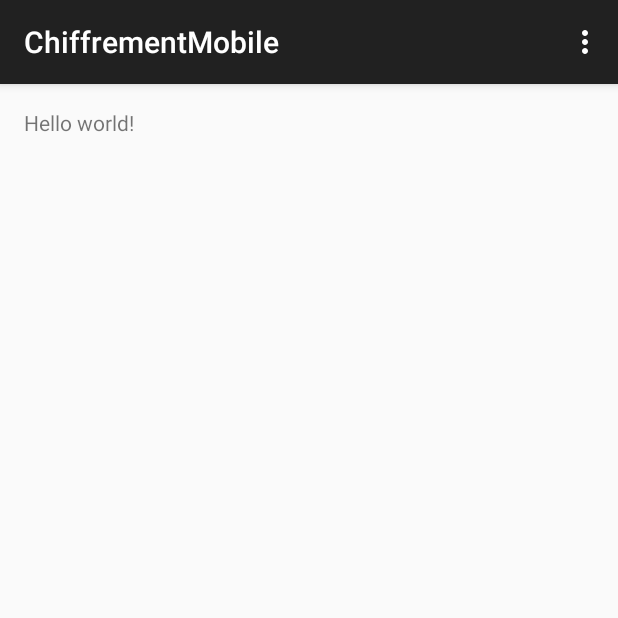
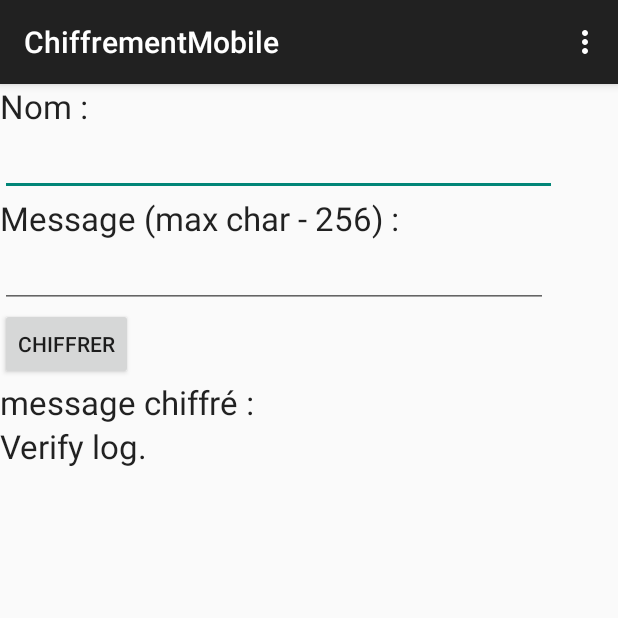
Before and after one commit to JulienLosier/Alpha-Pheonix, an Android app: the screen it shows after launch (MainActivity), in the options menu, after a tap on "Settings", on a phone screen of 412 x 824 dp, the top half of it. Run offline under Robolectric (Android 15) with nearby library versions, the phone set to English and light mode, and no system bars; 1 statement that could not run was skipped.

```diff
--- a/app/src/main/java/sam/ccnb/chiffrementmobile/KeyRsaHandler.java
+++ b/app/src/main/java/sam/ccnb/chiffrementmobile/KeyRsaHandler.java
@@ -28,6 +28,8 @@ package sam.ccnb.chiffrementmobile;
  * 			getters pour right now, still en mode conception
  */
 
+import android.content.Context;
+
 import java.io.File;
 import java.io.FileInputStream;
 import java.io.FileNotFoundException;
@@ -40,21 +42,27 @@ import java.security.KeyPairGenerator;
 import java.security.NoSuchAlgorithmException;
 import java.security.PrivateKey;
 import java.security.PublicKey;
+import android.util.Log;
 
 public class KeyRsaHandler {
-    private static int _STRENGTH = 4096; //2048 bits est le "maximum" (4096 work for some reason) du framework (128, 256, 512, 1024)
+    private static int _STRENGTH = 128; //2048 bits est le "maximum" (4096 work for some reason) du framework (128, 256, 512, 1024)
     private static String _ALGORITHM = "RSA";
     private static String _KEYDIR = "data/";
+
+    //Log stuff
+    private static final String TAG = MainActivity.class.getSimpleName();
 
     private int contactID;
     private PublicKey pubKey;
     private PrivateKey priKey;
     private String pubKeyPath;
     private String priKeyPath;
+    private Context ctx;
 
-    public KeyRsaHandler( int contactID ) {
+    public KeyRsaHandler( int contactID , Context ctx) {
         super();
         this.contactID = contactID;
+        this.ctx = ctx;
 
         pubKeyPath = _KEYDIR + Integer.toString( contactID ) + ".pub"; //public key extention
         priKeyPath = _KEYDIR + Integer.toString( contactID );
@@ -63,6 +71,7 @@ public class KeyRsaHandler {
             generateKey();
 
         loadKeys();
+        Log.d( TAG, "Loaded keys.");
     }
 
     /**
@@ -76,33 +85,41 @@ public class KeyRsaHandler {
      */
     private void generateKey() {
         try {
+            Log.d( TAG, "Generating keys.");
             final KeyPairGenerator keyGen = KeyPairGenerator.getInstance( _ALGORITHM );
             keyGen.initialize( _STRENGTH );
             final KeyPair key = keyGen.generateKeyPair();
 
-            File privateKeyFile = new File( priKeyPath );
-            File publicKeyFile  = new File( pubKeyPath );
+            File privateKeyFile = new File( ctx.getFilesDir(), priKeyPath );
+            File publicKeyFile  = new File( ctx.getFilesDir(), pubKeyPath );
+            Log.d( TAG, "Directoire: " + ctx.getFilesDir()+"/"+pubKeyPath);
 
             // Verifier le directoire et cree les fichier pour stocker les cles
             if ( privateKeyFile.getParentFile() != null )
                 privateKeyFile.getParentFile().mkdirs();
             privateKeyFile.createNewFile();
+            Log.d( TAG, "Public key created.");
 
             if ( publicKeyFile.getParentFile() != null )
                 publicKeyFile.getParentFile().mkdirs();
             publicKeyFile.createNewFile();
+            Log.d( TAG, "Private key created.");
 
             // Enregistre la cle public dans un fichier
             ObjectOutputStream publicKeyOS = new ObjectOutputStream(
-                    new FileOutputStream( publicKeyFile ) );
+                    new FileOutputStream( publicKeyFile )
+            );
             publicKeyOS.writeObject( key.getPublic() );
             publicKeyOS.close();
+            Log.d( TAG, "Public key writen in memory.");
             /////////////////////////////////////////////////////////
             // Enregistre la cle prive dans un fichier
             ObjectOutputStream privateKeyOS = new ObjectOutputStream(
-                    new FileOutputStream( privateKeyFile ) );
+                    new FileOutputStream( privateKeyFile )
+            );
             privateKeyOS.writeObject( key.getPrivate() );
             privateKeyOS.close();
+            Log.d( TAG, "Private key writen in memory.");
 
         } catch ( Exception e ) { e.printStackTrace(); }
     }
@@ -117,8 +134,10 @@ public class KeyRsaHandler {
 
         //Load les cles en memoire
         try {
+            Log.d( TAG, "Attempt to load keys ... from " + ctx.getFilesDir() +"/"+ pubKeyPath);
+
             inpStrm = new ObjectInputStream(
-                    new FileInputStream( pubKeyPath ));
+                    new FileInputStream( ctx.getFilesDir()+"/"+ pubKeyPath ));
             pubKey = (PublicKey) inpStrm.readObject();
 
             ///////////////////
@@ -126,10 +145,11 @@ public class KeyRsaHandler {
             ///////////////////
 
             inpStrm = new ObjectInputStream(
-                    new FileInputStream( priKeyPath ));
+                    new FileInputStream( ctx.getFilesDir()+priKeyPath ));
             priKey = (PrivateKey) inpStrm.readObject();
 
             inpStrm.close();
+            Log.d( TAG, "Loaded keys from memory.");
         }
         catch (FileNotFoundException e) 	{ e.printStackTrace(); }
         catch (IOException e) 			    { e.printStackTrace(); }
--- a/app/src/main/java/sam/ccnb/chiffrementmobile/MainActivity.java
+++ b/app/src/main/java/sam/ccnb/chiffrementmobile/MainActivity.java
@@ -3,6 +3,7 @@
 
     Dernière mise a jour;
         - (Samuel Lavoie, 28 Avril, 2015) implémentation du JAR (pour l'API du chifremment)
+        - (Samuel Lavoie) 29 Avril, 2015) implementation d'un layout pour tester le systeme de chiffrement
  */
 
 package sam.ccnb.chiffrementmobile;
@@ -11,14 +12,52 @@ import android.support.v7.app.ActionBarActivity;
 import android.os.Bundle;
 import android.view.Menu;
 import android.view.MenuItem;
+import android.view.View;
+import android.widget.Button;
+import android.widget.EditText;
+import android.widget.TextView;
 
+//Where the magic happens
+import sam.ccnb.chiffrementmobile.KeyRsaHandler;
+import sam.ccnb.chiffrementmobile.ChiffrementHandler;
 
 public class MainActivity extends ActionBarActivity {
 
     @Override
     protected void onCreate(Bundle savedInstanceState) {
         super.onCreate(savedInstanceState);
-        setContentView(R.layout.activity_main);
+
+        //Reset a activity_main si vous ne tester pas le system
+        //setContentView(R.layout.activity_main);
+        setContentView(R.layout.activity_test_system);
+
+        //Comment out si vous ne tester pas le systeme
+        final Button chiffrerBtn = (Button) findViewById(R.id.chiffrerButton);
+
+        chiffrerBtn.setOnClickListener( new View.OnClickListener() {
+            @Override
+            public void onClick(View view) {
+                TextView output = (TextView) findViewById(R.id.outputTextView);
+                EditText nomEdTxt = (EditText) findViewById(R.id.nomEditText);
+                EditText msgEdTxt = (EditText) findViewById(R.id.msgEditText);
+                String nom, msg;
+
+                //Placer les values des Textfields dans un string
+                nom = nomEdTxt.getText().toString();
+                msg = msgEdTxt.getText().toString();
+
+                //loader le KeyHandler
+                KeyRsaHandler kh = new KeyRsaHandler( nom.hashCode(), getApplicationContext() );
+
+                //chiffrer le message, retourne un array de char
+                byte[] chiMsg;
+                chiMsg = ChiffrementHandler.encrypt( msg, kh.getPubKey() );
+
+                //afficher le message brut
+                String buffer = new String( chiMsg );
+                output.setText( "Verify log." ); //new String(chiMsg)
+            }
+        });
     }
 
 
--- a/app/src/main/res/layout/activity_main.xml
+++ b/app/src/main/res/layout/activity_main.xml
@@ -5,7 +5,9 @@
     android:paddingTop="@dimen/activity_vertical_margin"
     android:paddingBottom="@dimen/activity_vertical_margin" tools:context=".MainActivity">
 
-    <TextView android:text="@string/hello_world" android:layout_width="wrap_content"
+    <TextView android:text="@string/test" android:layout_width="wrap_content"
         android:layout_height="wrap_content" />
 
+
+
 </RelativeLayout>
--- /dev/null
+++ b/app/src/main/res/layout/activity_test_system.xml
@@ -0,0 +1,53 @@
+<?xml version="1.0" encoding="utf-8"?>
+<LinearLayout
+    xmlns:android="http://schemas.android.com/apk/res/android"
+    xmlns:tools="http://schemas.android.com/tools"
+    android:orientation="vertical" android:layout_width="match_parent"
+    android:layout_height="match_parent"
+    tools:context=".MainActivity" >
+
+    <TextView
+        android:layout_width="wrap_content"
+        android:layout_height="wrap_content"
+        android:textAppearance="?android:attr/textAppearanceLarge"
+        android:text="Nom :"
+        android:id="@+id/namePromtTextView" />
+
+    <EditText
+        android:layout_width="371dp"
+        android:layout_height="wrap_content"
+        android:id="@+id/nomEditText" />
+
+    <TextView
+        android:layout_width="wrap_content"
+        android:layout_height="wrap_content"
+        android:textAppearance="?android:attr/textAppearanceLarge"
+        android:text="Message (max char - 256) :"
+        android:id="@+id/msgTextView" />
+
+    <EditText
+        android:layout_width="365dp"
+        android:layout_height="wrap_content"
+        android:id="@+id/msgEditText" />
+
+    <Button
+        android:layout_width="wrap_content"
+        android:layout_height="wrap_content"
+        android:text="Chiffrer"
+        android:id="@+id/chiffrerButton" />
+
+    <TextView
+        android:layout_width="wrap_content"
+        android:layout_height="wrap_content"
+        android:textAppearance="?android:attr/textAppearanceLarge"
+        android:text="message chiffré :"
+        android:id="@+id/outputPromtTextView" />
+
+    <TextView
+        android:layout_width="match_parent"
+        android:layout_height="99dp"
+        android:textAppearance="?android:attr/textAppearanceLarge"
+        android:text="Large Text"
+        android:id="@+id/outputTextView" />
+
+</LinearLayout>
--- a/app/src/main/res/values/strings.xml
+++ b/app/src/main/res/values/strings.xml
@@ -3,4 +3,7 @@
 
     <string name="hello_world">Hello world!</string>
     <string name="action_settings">Settings</string>
+
+    <!-- Testing Strings -->
+    <string name="test">Testing</string>
 </resources>
```
